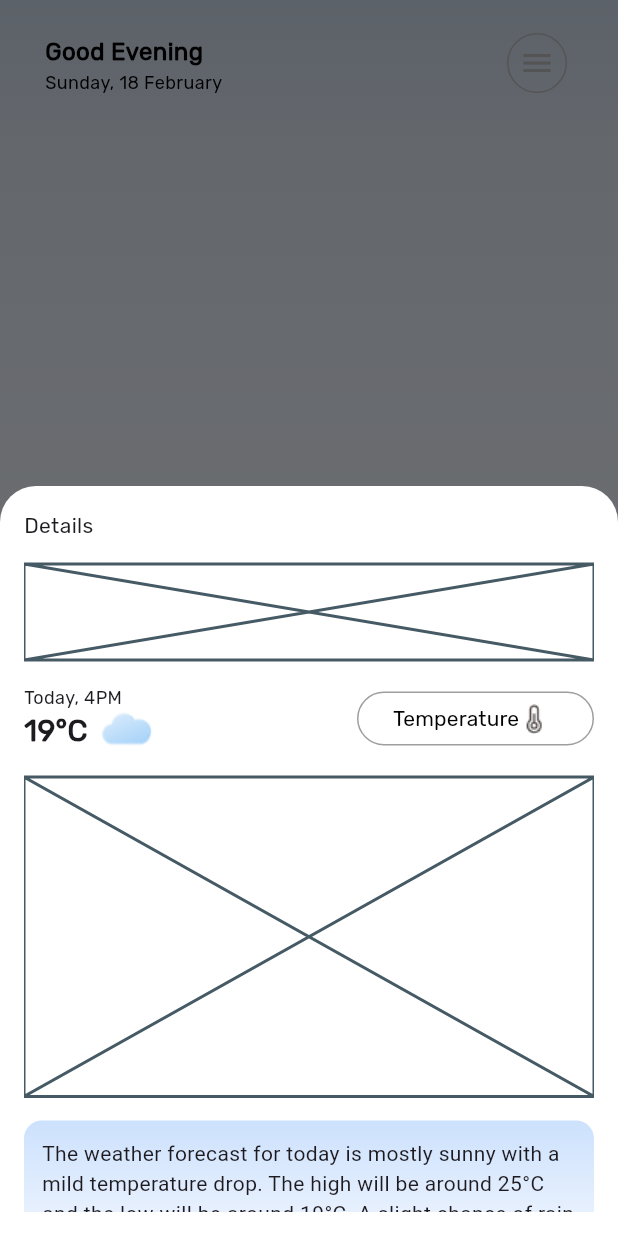
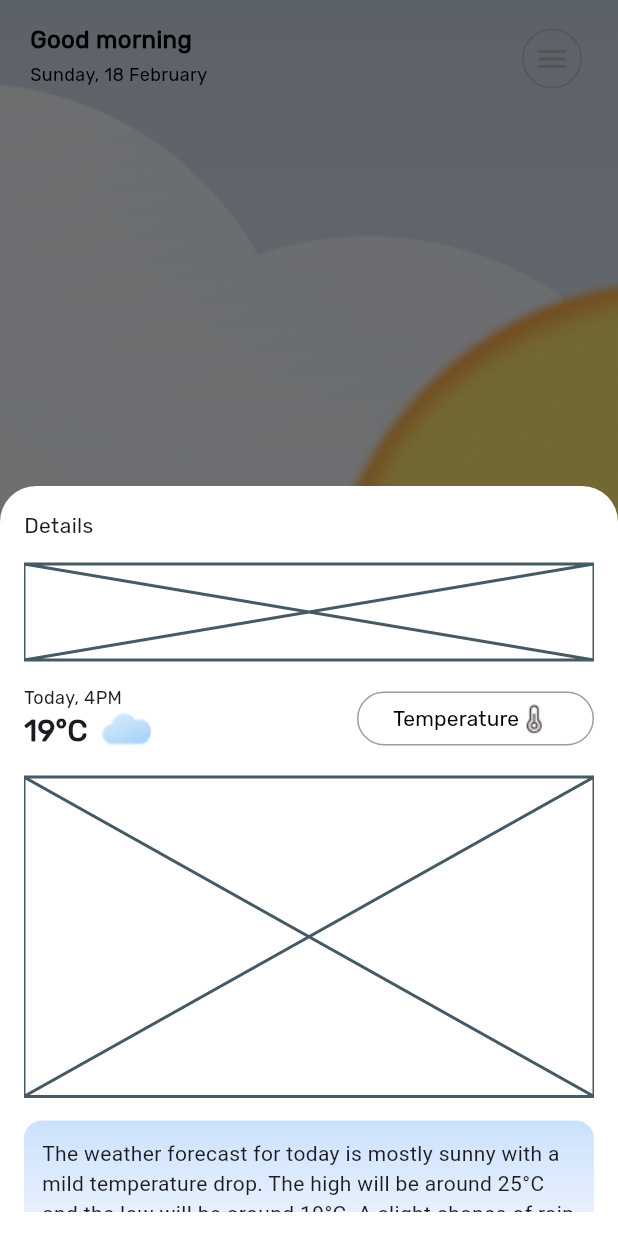
Before and after one commit to ArtosAPI/weathering_app, a Flutter app: the screen it shows after launch, after a tap on the "menu" icon, on a phone screen of 412 x 824 dp. Run offline on Flutter 3.47's test engine with Material 3 defaults, Android fonts, the light colour scheme and no system bars; our stand-ins replace gap, geolocator, weather; missing offline and left inert: dart:html.

Commit message:
0.2 commit

```diff
--- a/lib/MainScreen.dart
+++ b/lib/MainScreen.dart
@@ -1,6 +1,9 @@
-import 'dart:ui';
+import 'dart:html';
+
 import 'package:flutter/material.dart';
 import 'package:gap/gap.dart';
+import 'package:weather/weather.dart';
+import 'package:geolocator/geolocator.dart';
 import 'package:intl/intl.dart';
 
 const TextStyle defTextStyle = TextStyle(
@@ -10,138 +13,22 @@ const TextStyle defTextStyle = TextStyle(
   color: Colors.black,
 );
 
+final String _todayDate =
+    '${DateFormat('EEEE').format(DateTime.now())}, ${DateTime.now().day} ${DateFormat('MMMM').format(DateTime.now())}';
+
 class MainScreen extends StatelessWidget {
-  MainScreen({super.key});
-
-  final GlobalKey<ScaffoldState> _scaffKey = GlobalKey();
-  String _goodWHAT = "Good Evening";
-
-  @override
-  void initState() {
-    switch (DateTime.now().hour) {
-      case >= 6 && < 12:
-        _goodWHAT = 'Good morning ';
-      case >= 12 && < 18:
-        _goodWHAT = 'Good day';
-      case >= 18 && < 23:
-        _goodWHAT = 'Good evening';
-      case >= 23 || < 5:
-        _goodWHAT = 'Good night';
-    }
-  }
+  const MainScreen({super.key});
 
   @override
   Widget build(BuildContext context) {
-    return Scaffold(
-      key: _scaffKey,
-      appBar: TopBar(
-        goodWHAT: _goodWHAT,
-      ),
-      body: Container(
-        decoration: const BoxDecoration(
-            gradient: LinearGradient(
-                begin: Alignment.topCenter,
-                end: Alignment.bottomCenter,
-                colors: [Color.fromRGBO(218, 226, 237, 1), Colors.white])),
-      ),
-    );
-  }
-}
-
-//App bar widget
-class TopBar extends StatefulWidget implements PreferredSizeWidget {
-  TopBar({
-    super.key,
-    this.goodWHAT = "Good Evening",
-    this.preferredSize = const Size.fromHeight(100), //needed
-  });
-  String goodWHAT = "";
-
-  @override
-  final Size preferredSize; //needed
-
-  @override
-  State<TopBar> createState() => _TopBarState();
-}
-
-class _TopBarState extends State<TopBar> {
-  String todayDate =
-      '${DateFormat('EEEE').format(DateTime.now())}, ${DateTime.now().day} ${DateFormat('MMMM').format(DateTime.now())}';
-
-  @override
-  Widget build(BuildContext context) {
-    return AppBar(
-      toolbarHeight: 80,
-      backgroundColor: null,
-      elevation: 0,
-      leadingWidth: 180,
-      flexibleSpace: Container(
-        decoration: const BoxDecoration(
-          gradient: LinearGradient(
-            begin: Alignment.topCenter,
-            end: Alignment.bottomCenter,
-            colors: [Color.fromRGBO(201, 213, 229, 1), Color.fromRGBO(218, 226, 237, 1)],
-          ),
-        ),
-      ),
-      leading: Padding(
-        padding: const EdgeInsets.only(left: 30, top: 23),
-        child: Column(
-          crossAxisAlignment: CrossAxisAlignment.start,
-          children: [
-            Text(
-              widget.goodWHAT,
-              style: defTextStyle,
-            ),
-            Text(
-              todayDate,
-              style: const TextStyle(
-                fontFamily: 'Rubik',
-                fontSize: 12,
-                fontWeight: FontWeight.w400,
-                color: Colors.black,
-              ),
-            )
-          ],
-        ),
-      ),
-      actions: [
-        Column(children: [
-          const Gap(18),
-          IconButton.outlined(
-              icon: const Icon(Icons.menu,
-                  color: Color.fromARGB(255, 184, 184, 184)),
-              iconSize: 24,
-              style: ButtonStyle(
-                fixedSize: MaterialStateProperty.all(const Size.square(40)),
-                side: MaterialStateProperty.all(const BorderSide(
-                    color: Color.fromARGB(255, 184, 184, 184))),
-              ),
-              onPressed: () {
-                // BottomModalDrawer(context);
-                showModalBottomSheet(
-                  context: context,
-                  isScrollControlled: true,
-                  backgroundColor: Colors.transparent,
-                  builder: (context) {
-                    return const BottomModalDrawer();
-                  },
-                );
-              }),
-        ]),
-        const Gap(30),
-      ],
-    );
+    return const MaterialApp(
+        debugShowCheckedModeBanner: false, home: Scaffold(body: MainPage()));
   }
 }
 
 class BottomModalDrawer extends StatelessWidget {
   const BottomModalDrawer({super.key});
-  static const TextStyle _defNormalTextStyle = TextStyle(
-    fontSize: 14,
-    fontFamily: 'Rubik',
-    fontWeight: FontWeight.w400,
-  );
+
   static const _weatherDescriprion =
       'The weather forecast for today is mostly sunny with a mild temperature drop. The high will be around 25°C and the low will be around 19°C. A slight chance of rain is expected in the afternoon';
 
@@ -271,3 +158,131 @@ class BottomModalDrawer extends StatelessWidget {
     );
   }
 }
+
+class MainPage extends StatefulWidget {
+  const MainPage({super.key});
+
+  @override
+  State<MainPage> createState() => _MainPageState();
+}
+
+class _MainPageState extends State<MainPage> {
+  String _wishes = 'Good morning';
+
+  String _currCityName = '';
+  String _currTemp = '';
+  String _currWeather = '';
+  String _currWindSpeed = '';
+  String _currHumidity = '';
+  String _currPressure = '';
+
+  final WeatherFactory wf = WeatherFactory('b2c5701873d4ef4129e96535c72d9c25');
+  Weather? w;
+
+  Future<void> fetchWeatherData() async {
+    LocationPermission locationPermission =
+        await Geolocator.requestPermission();
+    Position position = await Geolocator.getCurrentPosition();
+    Weather w = await wf.currentWeatherByLocation(
+        position.latitude, position.longitude);
+    setState(() {
+      //TODO: get a city name to display!
+      _currCityName = '';
+      _currTemp = w.temperature!.celsius!.toStringAsFixed(1);
+      _currWeather = w.weatherDescription!;
+      _currWindSpeed = w.windSpeed!.toString();
+      _currHumidity = w.humidity!.toString();
+      _currPressure = w.pressure!.toString();
+    });
+  }
+
+  @override
+  void initState() {
+    super.initState();
+    fetchWeatherData();
+    switch (DateTime.now().hour) {
+      case >= 6 && < 12:
+        _wishes = 'Good morning ';
+      case >= 12 && < 18:
+        _wishes = 'Good day';
+      case >= 18 && < 23:
+        _wishes = 'Good evening';
+      case >= 23 || < 5:
+        _wishes = 'Good night';
+    }
+  }
+
+  @override
+  Widget build(BuildContext context) {
+    return Container(
+      decoration: const BoxDecoration(
+          gradient: LinearGradient(
+              begin: Alignment.topCenter,
+              end: Alignment.bottomCenter,
+              colors: [Color.fromRGBO(201, 213, 229, 1), Colors.white])),
+      child: Stack(children: [
+        Positioned(top: 55, child: Image.asset('images/sky.png')),
+        Align(
+          alignment: Alignment.centerRight,
+          child: Image.asset(
+            'images/sun.png',
+            height: 525,
+          ),
+        ),
+        ListView(children: [
+          Padding(
+            padding: const EdgeInsets.only(top: 15, left: 20, right: 20),
+            child: Row(
+              crossAxisAlignment: CrossAxisAlignment.start,
+              mainAxisAlignment: MainAxisAlignment.spaceBetween,
+              children: [
+                Column(
+                  crossAxisAlignment: CrossAxisAlignment.start,
+                  children: [
+                    Text(
+                      _wishes,
+                      style: defTextStyle,
+                    ),
+                    const Gap(3),
+                    Text(
+                      _todayDate,
+                      style: const TextStyle(
+                        fontFamily: 'Rubik',
+                        fontSize: 12,
+                        fontWeight: FontWeight.w400,
+                        color: Colors.black,
+                      ),
+                    )
+                  ],
+                ),
+                IconButton.outlined(
+                    icon: const Icon(Icons.menu,
+                        color: Color.fromARGB(255, 184, 184, 184)),
+                    iconSize: 24,
+                    style: ButtonStyle(
+                      fixedSize:
+                          MaterialStateProperty.all(const Size.square(40)),
+                      side: MaterialStateProperty.all(const BorderSide(
+                          color: Color.fromARGB(255, 184, 184, 184))),
+                    ),
+                    onPressed: () {
+                      showModalBottomSheet(
+                        context: context,
+                        isScrollControlled: true,
+                        backgroundColor: Colors.transparent,
+                        builder: (context) {
+                          return const BottomModalDrawer();
+                        },
+                      );
+                    }),
+              ],
+            ),
+          ),
+          Container(
+            child: Column(children: [Text(_currPressure)]),
+          )
+        ]),
+      ]),
+    );
+  }
+}
--- a/lib/main.dart
+++ b/lib/main.dart
@@ -3,5 +3,7 @@ import 'StartScreen.dart';
 import 'MainScreen.dart';
 
 void main() {
-  runApp(MaterialApp(debugShowCheckedModeBanner: false, home: MainScreen()));
+
+  // debugPrint(w.country);
+  runApp(const MaterialApp(debugShowCheckedModeBanner: false, home: MainScreen()));
 }
```
Also changed, not shown: pubspec.yaml (+4 -4 lines), images/button.png (deleted), images/sky.png (added), images/sun.png (added), pubspec.lock, 5 other files.
